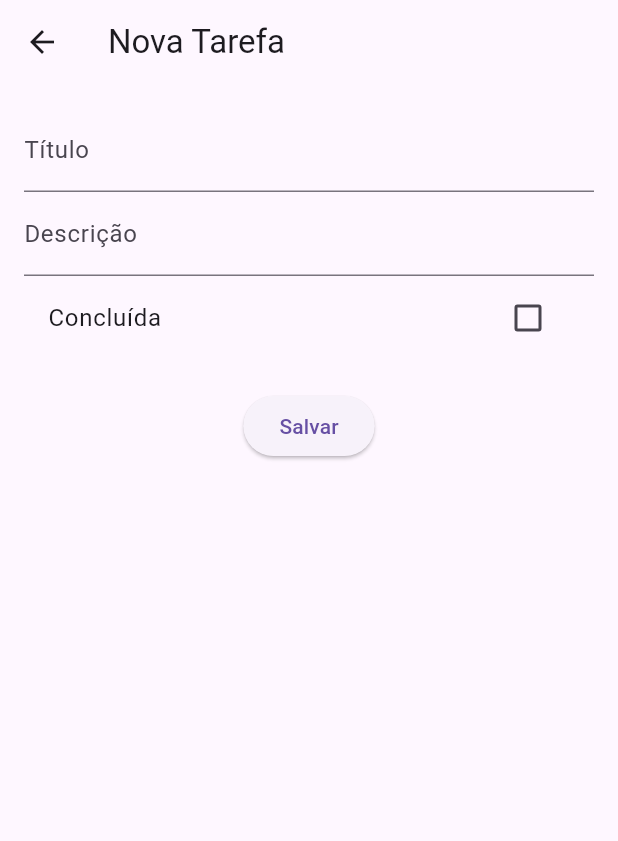
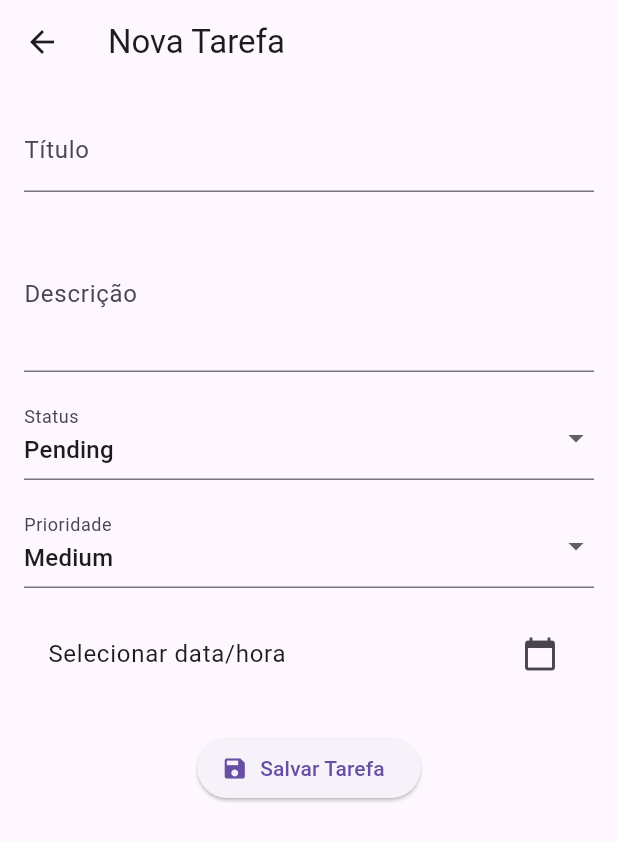
Before and after one commit to MatheusSilveira0402/taskmanager, a Flutter app: the TaskFormPage screen opened by its route, on a phone screen of 412 x 824 dp. Shown: the top 841 px of the screen. Run offline on Flutter 3.47's test engine with Material 3 defaults, Android fonts, the phone set to English and light mode, and no system bars; our stand-ins replace envied, firebase_core, firebase_messaging, flutter_local_notifications, flutter_modular, supabase_flutter; accounts and stored records are empty; statements that could not run were skipped.

Commit message:
atualizado projeto para usar provider e model

```diff
--- a/lib/app/app_module.dart
+++ b/lib/app/app_module.dart
@@ -1,9 +1,13 @@
 import 'package:flutter_modular/flutter_modular.dart';
+import 'package:task_manager_app/app/core/notification_service.dart';
 import 'package:task_manager_app/app/modules/auth/auth_module.dart';
 import 'package:task_manager_app/app/modules/home/home_module.dart';
 
+class AppModule extends Module {
+  @override
+  void binds(Injector i) {
 
-class AppModule extends Module {
+  }
 
   @override
   void routes(RouteManager r) {
--- /dev/null
+++ b/lib/app/modules/home/models/task_model.dart
@@ -0,0 +1,140 @@
+enum TaskStatus { pending, progress, completed }
+enum TaskPriority { low, medium, high }
+
+extension TaskStatusExtension on TaskStatus {
+  String get value {
+    switch (this) {
+      case TaskStatus.pending:
+        return 'pending';
+      case TaskStatus.progress:
+        return 'progress';
+      case TaskStatus.completed:
+        return 'completed';
+    }
+  }
+
+  static TaskStatus fromString(String value) {
+    switch (value) {
+      case 'progress':
+        return TaskStatus.progress;
+      case 'completed':
+        return TaskStatus.completed;
+      case 'pending':
+      default:
+        return TaskStatus.pending;
+    }
+  }
+}
+
+extension TaskPriorityExtension on TaskPriority {
+  String get value {
+    switch (this) {
+      case TaskPriority.low:
+        return 'low';
+      case TaskPriority.high:
+        return 'high';
+      case TaskPriority.medium:
+      return 'medium';
+    }
+  }
+
+  static TaskPriority fromString(String value) {
+    switch (value) {
+      case 'low':
+        return TaskPriority.low;
+      case 'high':
+        return TaskPriority.high;
+      case 'medium':
+      default:
+        return TaskPriority.medium;
+    }
+  }
+}
+
+class TaskModel {
+  late final String id;
+  final String userId;
+  final String title;
+  final String? description;
+  final TaskStatus status;
+  final TaskPriority priority;
+  final DateTime createdAt;
+  final DateTime? completedAt;
+  final DateTime? scheduledAt;
+
+  TaskModel({
+    required this.id,
+    required this.userId,
+    required this.title,
+    this.description,
+    this.status = TaskStatus.pending,
+    this.priority = TaskPriority.medium,
+    DateTime? createdAt,
+    this.completedAt,
+    this.scheduledAt,
+  }) : createdAt = createdAt ?? DateTime.now();
+
+  factory TaskModel.fromMap(Map<String, dynamic> map) {
+    return TaskModel(
+      id: map['id'],
+      userId: map['user_id'],
+      title: map['title'],
+      description: map['description'],
+      status: TaskStatusExtension.fromString(map['status'] ?? 'pending'),
+      priority: TaskPriorityExtension.fromString(map['priority'] ?? 'medium'),
+      createdAt: map['created_at'] != null
+          ? DateTime.parse(map['created_at'])
+          : DateTime.now(),
+      completedAt: map['completed_at'] != null
+          ? DateTime.parse(map['completed_at'])
+          : null,
+      scheduledAt: map['scheduled_at'] != null
+          ? DateTime.parse(map['scheduled_at'])
+          : null,
+    );
+  }
+
+  Map<String, dynamic> toMap() {
+  final map = <String, dynamic>{
+    'user_id': userId,
+    'title': title,
+    'description': description,
+    'status': status.name,
+    'priority': priority.name,
+    'scheduled_at': scheduledAt?.toIso8601String(),
+    'created_at': createdAt.toIso8601String(),
+    'completed_at': completedAt?.toIso8601String(),
+  };
+
+  // Evita enviar um id vazio (''), pois isso quebra no Supabase
+  if (id.isNotEmpty) {
+    map['id'] = id;
+  }
+
+  return map;
+}
+
+  TaskModel copyWith({
+    String? id,
+    String? userId,
+    String? title,
+    String? description,
+    TaskStatus? status,
+    TaskPriority? priority,
+    DateTime? createdAt,
+    DateTime? completedAt,
+    DateTime? scheduledAt,
+  }) {
+    return TaskModel(
+      id: id ?? this.id,
+      userId: userId ?? this.userId,
+      title: title ?? this.title,
+      description: description ?? this.description,
+      status: status ?? this.status,
+      priority: priority ?? this.priority,
+      createdAt: createdAt ?? this.createdAt,
+      completedAt: completedAt ?? this.completedAt,
+      scheduledAt: scheduledAt ?? this.scheduledAt,
+    );
+  }
+}
--- a/lib/app/modules/home/pages/task_from_page.dart
+++ b/lib/app/modules/home/pages/task_from_page.dart
@@ -1,98 +1,165 @@
 import 'package:flutter/material.dart';
 import 'package:flutter_modular/flutter_modular.dart';
+import 'package:supabase_flutter/supabase_flutter.dart';
+import 'package:task_manager_app/app/modules/home/models/task_model.dart';
 import 'package:task_manager_app/app/modules/home/providers/task_provider.dart';
 
-// ignore: must_be_immutable
 class TaskFormPage extends StatefulWidget {
-  late Map<String, dynamic>? task;
 
-  TaskFormPage({
-    super.key,
-    this.task,
-  });
+  const TaskFormPage({super.key,});
 
   @override
   State<TaskFormPage> createState() => _TaskFormPageState();
 }
 
 class _TaskFormPageState extends State<TaskFormPage> {
-  final taskProvider = Modular.get<TaskProvider>();
+  late final TaskProvider taskProvider;
   final _formKey = GlobalKey<FormState>();
-  late TextEditingController titleController;
-  late TextEditingController descriptionController;
-  bool _completed = false;
+
+  late TextEditingController _titleController;
+  late TextEditingController _descriptionController;
+  late TaskStatus _status;
+  late TaskPriority _priority;
+  DateTime? _scheduledAt;
+  TaskModel? task;
 
   @override
   void initState() {
     super.initState();
-    _completed = widget.task?['status'] == 'completed';
-    widget.task = Modular.args.data;
-    titleController =
-        TextEditingController(text: widget.task?['title'] ?? '');
-    descriptionController =
-        TextEditingController(text: widget.task?['description'] ?? '');
+    taskProvider = Modular.get<TaskProvider>();
+    task = Modular.args.data;
+    _titleController = TextEditingController(text: task?.title ?? '');
+    _descriptionController = TextEditingController(text: task?.description ?? '');
+    _status = task?.status ?? TaskStatus.pending;
+    _priority = task?.priority ?? TaskPriority.medium;
+    _scheduledAt = task?.scheduledAt;
   }
 
   @override
   void dispose() {
-    titleController.dispose();
-    descriptionController.dispose();
+    _titleController.dispose();
+    _descriptionController.dispose();
     super.dispose();
   }
 
-   Future<void> _saveTask() async {
-    final title = titleController.text;
-    final desc  = descriptionController.text;
-    if (widget.task == null) {
-       await taskProvider.addTask(title, desc, _completed);
+  Future<void> _selectScheduledAt() async {
+    final date = await showDatePicker(
+      context: context,
+      initialDate: _scheduledAt ?? DateTime.now(),
+      firstDate: DateTime(2020),
+      lastDate: DateTime(2100),
+    );
+    if (date == null) return;
+
+    // ignore: use_build_context_synchronously
+    final time = await showTimePicker(
+      context: context,
+      initialTime: TimeOfDay.fromDateTime(_scheduledAt ?? DateTime.now()),
+    );
+    if (time == null) return;
+
+    setState(() {
+      _scheduledAt = DateTime(date.year, date.month, date.day, time.hour, time.minute);
+    });
+  }
+
+  Future<void> _saveTask() async {
+    final currentUser = Supabase.instance.client.auth.currentUser;
+
+    if (currentUser == null) {
+      return;
+    }
+
+    final userId = currentUser.id;
+    final model = TaskModel(
+      id: task?.id ?? '', // Se criar, deixamos em branco
+      userId: userId,
+      title: _titleController.text.trim(),
+      description: _descriptionController.text.trim(),
+      status: _status,
+      priority: _priority,
+      createdAt: task?.createdAt,
+      completedAt:
+          _status == TaskStatus.completed ? DateTime.now() : task?.completedAt,
+      scheduledAt: _scheduledAt,
+    );
+
+    if (task == null) {
+      await taskProvider.addTask(model);
     } else {
-      await taskProvider.updateTask(
-        widget.task!['id'],
-        title: title,
-        description: desc,
-        status: _completed ? 'completed' : 'pending',
-      );
+      await taskProvider.updateTask(model);
     }
     Modular.to.pop();
   }
 
   @override
   Widget build(BuildContext context) {
-    final isEditing = widget.task != null;
+    final isEditing = task != null;
+
     return Scaffold(
-      appBar: AppBar(
-        title: Text(isEditing ? 'Editar Tarefa' : 'Nova Tarefa'),
-      ),
-      body: Padding(
-        padding: const EdgeInsets.all(16.0),
+      appBar: AppBar(title: Text(isEditing ? 'Editar Tarefa' : 'Nova Tarefa')),
+      body: SingleChildScrollView(
+        padding: const EdgeInsets.all(16),
         child: Form(
           key: _formKey,
           child: Column(
             children: [
               TextFormField(
-                controller: titleController,
+                controller: _titleController,
                 decoration: const InputDecoration(labelText: 'Título'),
-                validator: (value) {
-                  if (value == null || value.isEmpty) {
-                    return 'Informe o título';
-                  }
-                  return null;
-                },
+                validator: (v) => (v?.trim().isEmpty ?? true) ? 'Informe o título' : null,
               ),
+              const SizedBox(height: 16),
               TextFormField(
-                controller: descriptionController,
+                controller: _descriptionController,
                 decoration: const InputDecoration(labelText: 'Descrição'),
+                maxLines: 3,
               ),
-               CheckboxListTile(
-              title: const Text('Concluída'),
-              value: _completed,
-              onChanged: (val) => setState(() => _completed = val!),
-            ),
-              const SizedBox(height: 20),
-
-              ElevatedButton(
+              const SizedBox(height: 16),
+              DropdownButtonFormField<TaskStatus>(
+                value: _status,
+                decoration: const InputDecoration(labelText: 'Status'),
+                items:
+                    TaskStatus.values
+                        .map(
+                          (st) => DropdownMenuItem(
+                            value: st,
+                            child: Text(st.value.capitalize()),
+                          ),
+                        )
+                        .toList(),
+                onChanged: (st) => setState(() => _status = st!),
+              ),
+              const SizedBox(height: 16),
+              DropdownButtonFormField<TaskPriority>(
+                value: _priority,
+                decoration: const InputDecoration(labelText: 'Prioridade'),
+                items:
+                    TaskPriority.values
+                        .map(
+                          (p) => DropdownMenuItem(
+                            value: p,
+                            child: Text(p.value.capitalize()),
+                          ),
+                        )
+                        .toList(),
+                onChanged: (p) => setState(() => _priority = p!),
+              ),
+              const SizedBox(height: 16),
+              ListTile(
+                title: Text(
+                  _scheduledAt != null
+                      ? 'Agendada para: ${_scheduledAt!.toLocal().toString().split('.').first}'
+                      : 'Selecionar data/hora',
+                ),
+                trailing: const Icon(Icons.calendar_today),
+                onTap: _selectScheduledAt,
+              ),
+              const SizedBox(height: 24),
+              ElevatedButton.icon(
                 onPressed: _saveTask,
-                child: const Text('Salvar'),
+                icon: const Icon(Icons.save),
+                label: const Text('Salvar Tarefa'),
               ),
             ],
           ),
@@ -101,3 +168,7 @@ class _TaskFormPageState extends State<TaskFormPage> {
     );
   }
 }
+
+extension StringCap on String {
+  String capitalize() => isEmpty ? this : substring(0, 1).toUpperCase() + substring(1);
+}
--- a/lib/app/modules/home/providers/task_provider.dart
+++ b/lib/app/modules/home/providers/task_provider.dart
@@ -1,40 +1,46 @@
 import 'package:flutter/material.dart';
-import '../stores/task_store.dart';
+import 'package:task_manager_app/app/modules/home/models/task_model.dart';
+import 'package:task_manager_app/app/modules/home/stores/task_store.dart';
 
 class TaskProvider extends ChangeNotifier {
-  final TaskStore _store = TaskStore();
-  List<Map<String, dynamic>> tasks = [];
+  final TaskStore _store;
+  TaskProvider(this._store);
+
+  List<TaskModel> tasks = [];
   bool loading = false;
 
   Future<void> fetchTasks() async {
+    loading = true;
+    notifyListeners();
+
+    tasks = await _store.fetchTasks();
+
     loading = false;
-    tasks = await _store.fetchTasks();
-    loading = true;
     notifyListeners();
   }
 
-  Future<void> addTask(String title, String description, bool completed) async {
-    await _store.addTask(title, description, completed);
+  Future<void> addTask(TaskModel task) async {
+    await _store.addTask(task);
     await fetchTasks();
   }
 
-  Future<void> updateTaskStatus(String id, bool completed) async {
-    await _store.updateTaskStatus(id, completed);
+  Future<void> updateTask(TaskModel task) async {
+    await _store.updateTask(task);
     await fetchTasks();
   }
 
-  Future<void> updateTask(
-    String id, {
-    String? title,
-    String? description,
-    String? status,
-  }) async {
-    await _store.updateTask(id, title: title, description: description, status: status);
-    await fetchTasks();
+  Future<void> updateTaskStatus(String id, TaskStatus status) async {
+    final idx = tasks.indexWhere((t) => t.id == id);
+    if (idx != -1) {
+      tasks[idx] = tasks[idx].copyWith(status: status);
+      notifyListeners();
+    }
+    await _store.updateTaskStatus(id, status);
   }
 
   Future<void> deleteTask(String id) async {
     await _store.deleteTask(id);
-    await fetchTasks();
+    tasks.removeWhere((t) => t.id == id);
+    notifyListeners();
   }
 }
```
Also changed, not shown: lib/app/modules/home/home_module.dart (+4 -4 lines), lib/app/modules/home/pages/home_page.dart (+11 -58 lines), lib/app/modules/home/stores/task_store.dart (+47 -41 lines), lib/app/modules/home/widget/task_card.dart (added, +132 -0 lines), lib/main.dart (+31 -2 lines), lib/firebase_options.dart (added).
